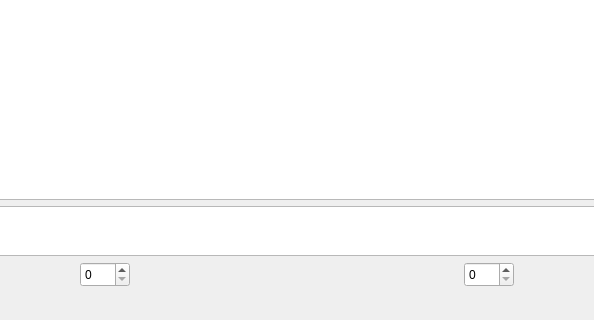
The window that Geo Num/Tp6_GeoNum/mainwindow.ui (Mric26/M1-S8) describes before a commit, drawn with Qt 5; both pictures show x 259 to 853 and y 480 to 800 of the 1200 by 800 pixel window.
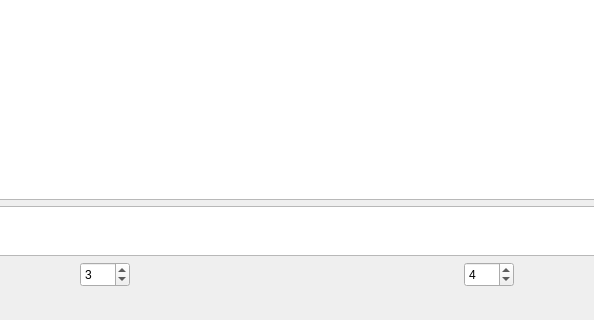
The same window after the commit.

What changed in the file:
```diff
--- a/Geo Num/Tp6_GeoNum/mainwindow.ui
+++ b/Geo Num/Tp6_GeoNum/mainwindow.ui
@@ -49,6 +49,9 @@
               <height>25</height>
              </size>
             </property>
+            <property name="value">
+             <number>3</number>
+            </property>
            </widget>
           </item>
           <item>
@@ -59,6 +62,9 @@
               <height>25</height>
              </size>
             </property>
+            <property name="value">
+             <number>4</number>
+            </property>
            </widget>
           </item>
          </layout>
```
Left out of the diff: 4 changed lines with no effect on the pictures.
